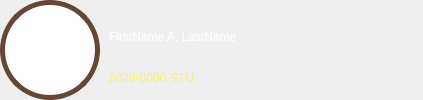
Qt form CAI_PyQt/CAI_Student/UI/CardStudent.ui (CPG19040/CPG19040) before a commit.
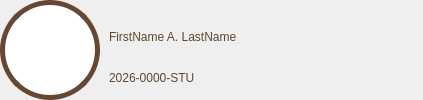
The same form after that commit. Icons and pictures are not drawn.

The edit to the form file:
```diff
--- a/CAI_PyQt/CAI_Student/UI/CardStudent.ui
+++ b/CAI_PyQt/CAI_Student/UI/CardStudent.ui
@@ -131,8 +131,10 @@
             <enum>Qt::LeftToRight</enum>
            </property>
            <property name="styleSheet">
-            <string notr="true">font: 20pt &quot;Biscuit Glitch&quot;;
-color: #FFF;</string>
+            <string notr="true">#label_student_name {
+	font: 20pt &quot;Biscuit Glitch&quot;;
+	color: rgb(99, 69, 44)
+}</string>
            </property>
            <property name="text">
             <string>FirstName A. LastName</string>
@@ -160,7 +162,7 @@
             <enum>Qt::LeftToRight</enum>
            </property>
            <property name="styleSheet">
-            <string notr="true">font: 11pt &quot;Inter SemiBold&quot;; color: rgb(249, 240, 107)</string>
+            <string notr="true">font: 11pt &quot;Inter SemiBold&quot;; color: rgb(99, 69, 44);</string>
            </property>
            <property name="text">
             <string>2026-0000-STU</string>
```
